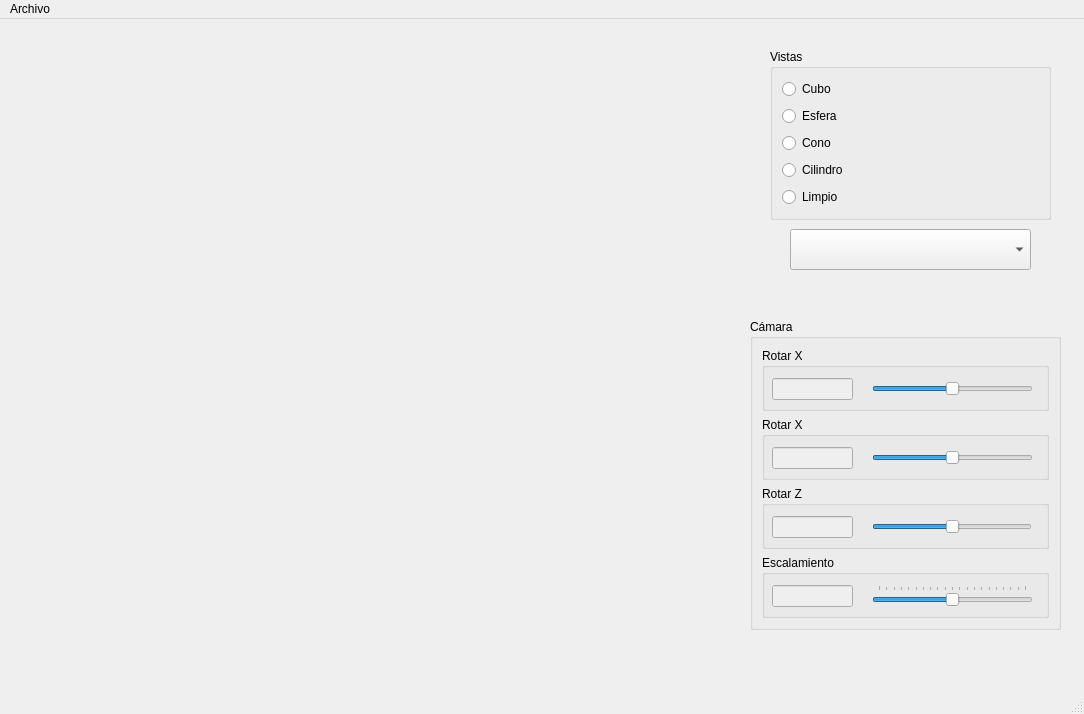
Before: the Qt Designer form mainwindow.ui in kioshiokamoto/Proyecto-final-CV, drawn with Qt 5.
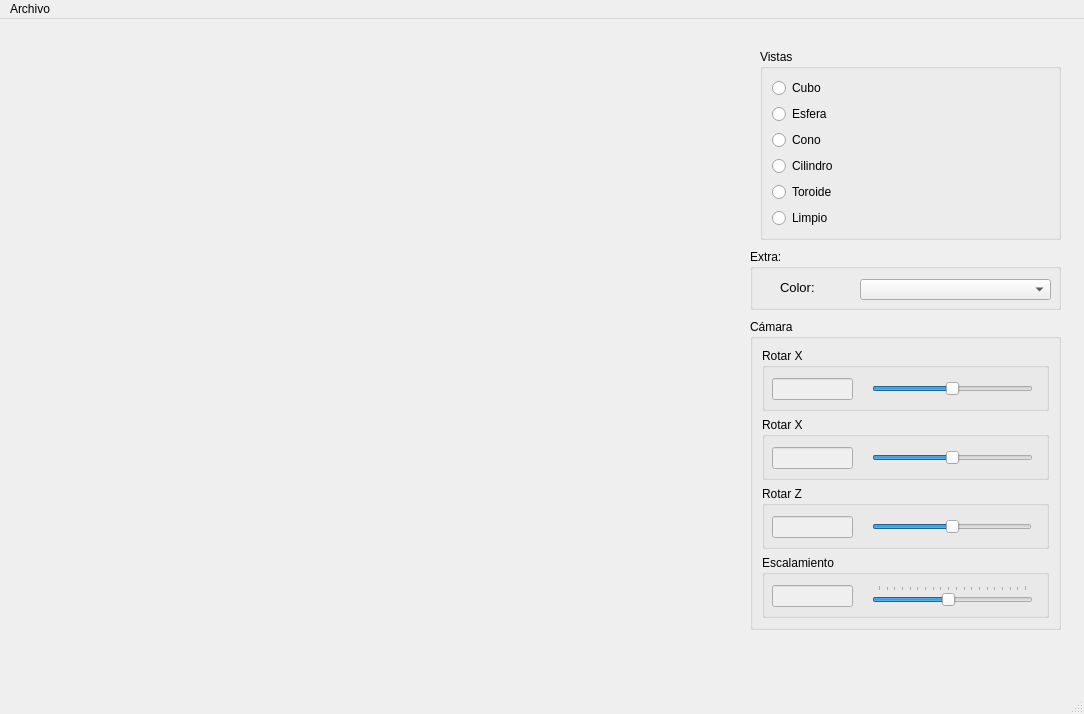
After: the same form once the commit is applied. Custom widgets are drawn as their Qt base class.

Commit message: Agregar boton y modificar colors

```diff
--- a/mainwindow.ui
+++ b/mainwindow.ui
@@ -28,10 +28,10 @@
    <widget class="QGroupBox" name="groupBox_2">
     <property name="geometry">
      <rect>
-      <x>770</x>
+      <x>760</x>
       <y>30</y>
-      <width>281</width>
-      <height>171</height>
+      <width>301</width>
+      <height>191</height>
      </rect>
     </property>
     <property name="title">
@@ -66,6 +66,13 @@
        </property>
       </widget>
      </item>
+     <item>
+      <widget class="QRadioButton" name="radioButton_6">
+       <property name="text">
+        <string>Toroide</string>
+       </property>
+      </widget>
+     </item>
      <item>
       <widget class="QRadioButton" name="radioButton_3">
        <property name="text">
@@ -245,7 +252,7 @@
          </rect>
         </property>
         <property name="minimum">
-         <number>0</number>
+         <number>10</number>
         </property>
         <property name="maximum">
          <number>200</number>
@@ -273,15 +280,46 @@
      </item>
     </layout>
    </widget>
-   <widget class="ColorCombo" name="comboBox">
+   <widget class="QGroupBox" name="groupBox_7">
     <property name="geometry">
      <rect>
-      <x>790</x>
-      <y>210</y>
-      <width>241</width>
-      <height>41</height>
+      <x>750</x>
+      <y>230</y>
+      <width>311</width>
+      <height>61</height>
      </rect>
     </property>
+    <property name="title">
+     <string>Extra:</string>
+    </property>
+    <widget class="QLabel" name="label">
+     <property name="geometry">
+      <rect>
+       <x>30</x>
+       <y>30</y>
+       <width>55</width>
+       <height>16</height>
+      </rect>
+     </property>
+     <property name="font">
+      <font>
+       <pointsize>10</pointsize>
+      </font>
+     </property>
+     <property name="text">
+      <string>Color:</string>
+     </property>
+    </widget>
+    <widget class="ColorCombo" name="comboBox">
+     <property name="geometry">
+      <rect>
+       <x>110</x>
+       <y>30</y>
+       <width>191</width>
+       <height>21</height>
+      </rect>
+     </property>
+    </widget>
    </widget>
   </widget>
   <widget class="QMenuBar" name="menubar">
```
The commit also changes 6 other files.
